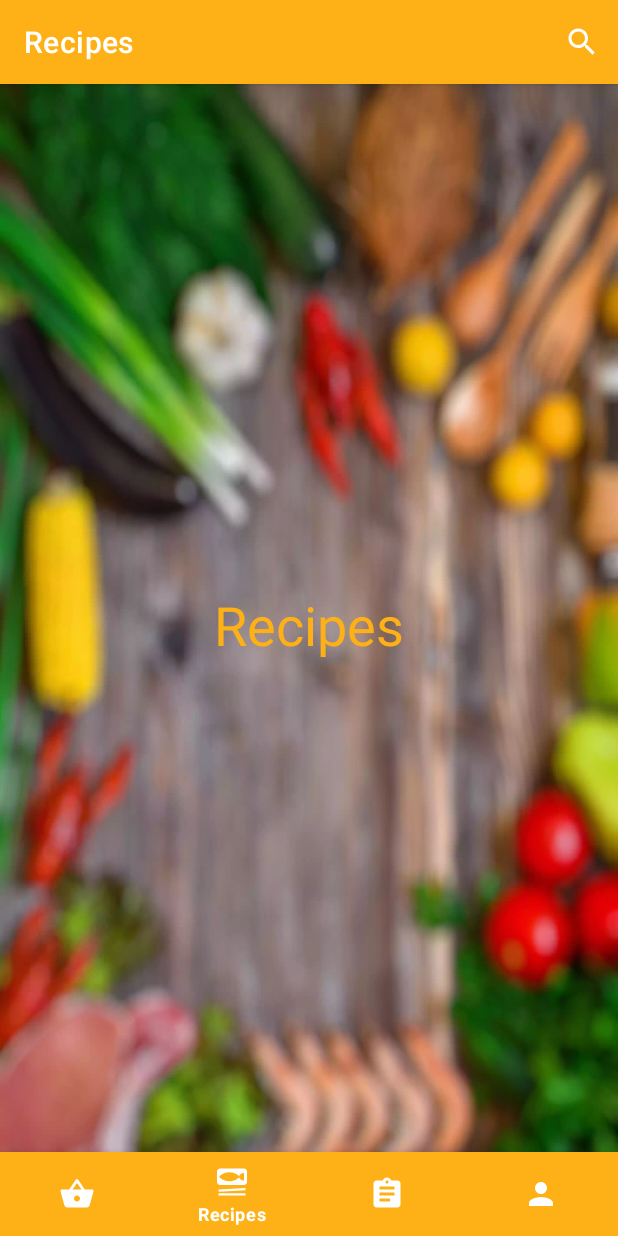
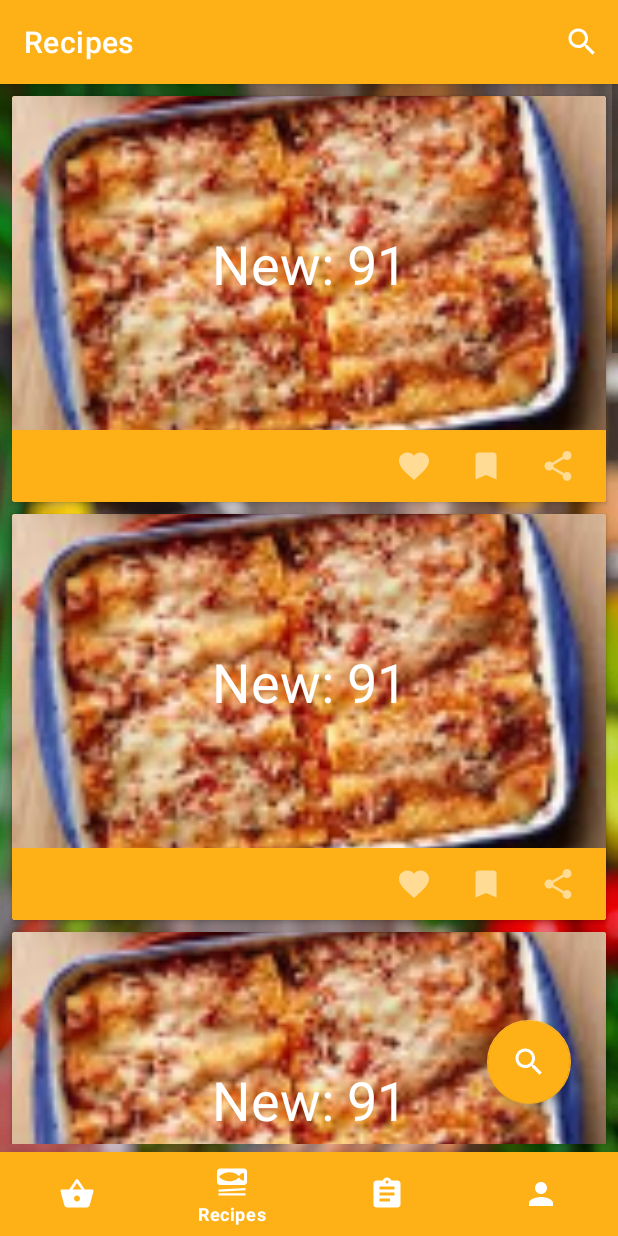
Before and after one commit to sergioezequiel/FoodManager-App, an Android app: the RecipesFragment screen opened through its navigation route, on a phone screen of 412 x 824 dp. Run offline under Robolectric (Android 15) with nearby library versions, the phone set to English and light mode, and no system bars; our stand-ins replace navigation-ui; Roboto replaces fonts that are not available here.

Commit message:
recipes page layout done

```diff
--- a/app/src/main/java/com/foodmanager/adapters/ProductAdapter.java
+++ b/app/src/main/java/com/foodmanager/adapters/ProductAdapter.java
@@ -91,7 +91,6 @@ public class ProductAdapter extends RecyclerView.Adapter<ProductAdapter.ViewHold
 
         holder.productImage.setImageResource(currentItem.getProductImage());
         holder.productName.setText(currentItem.getProductName());
-        holder.productDescription.setText(currentItem.getProductDescription());
     }
 
     @Override
--- a/app/src/main/java/com/foodmanager/models/ProductItem.java
+++ b/app/src/main/java/com/foodmanager/models/ProductItem.java
@@ -22,8 +22,4 @@ public class ProductItem {
         return productName;
     }
 
-    public String getProductDescription() {
-        return productDescription;
-    }
-
 }
--- a/app/src/main/java/com/foodmanager/models/RecipeItem.java
+++ b/app/src/main/java/com/foodmanager/models/RecipeItem.java
@@ -2,24 +2,22 @@ package com.foodmanager.models;
 
 public class RecipeItem {
 
-    private int productImage;
-    private String productName;
-    private String productDescription;
+    private int recipeImage;
+    private String recipeName;
 
     //todo: tentar fazer para ir buscar a data calcular a data que expira se tiver perto de expirar para mudar a cor de lado consuante a se o produto ta bom ou nao
 
-    public RecipeItem(int productImage, String productName, String productDescription) {
-        this.productImage = productImage;
-        this.productName = productName;
-        this.productDescription = productDescription;
+    public RecipeItem(int recipeImage, String recipeName) {
+        this.recipeImage = recipeImage;
+        this.recipeName = recipeName;
     }
 
-    public int getProductImage() {
-        return productImage;
+    public int getRecipeImage() {
+        return recipeImage;
     }
 
-    public String getProductName() {
-        return productName;
+    public String getRecipeName() {
+        return recipeName;
     }
 
 }
--- a/app/src/main/java/com/foodmanager/views/RecipesFragment.java
+++ b/app/src/main/java/com/foodmanager/views/RecipesFragment.java
@@ -10,6 +10,7 @@ import android.view.ViewGroup;
 import android.widget.AutoCompleteTextView;
 
 import androidx.annotation.NonNull;
+import androidx.annotation.Nullable;
 import androidx.appcompat.widget.SearchView;
 import androidx.fragment.app.Fragment;
 import androidx.recyclerview.widget.ItemTouchHelper;
@@ -42,8 +43,17 @@ public class RecipesFragment extends Fragment {
                              ViewGroup container, Bundle savedInstanceState) {
         setHasOptionsMenu(true);
         View root = inflater.inflate(R.layout.fragment_recipes, container, false);
+        return root;
+    }
 
-        return root;
+
+    @Override
+    public void onViewCreated(@NonNull View view, @Nullable Bundle savedInstanceState) {
+        super.onViewCreated(view, savedInstanceState);
+
+        inventoryRecyclerView = view.findViewById(R.id.recipeRecyclerView);
+
+        prepareRecyclerView();
     }
 
     //Funcao para criar um menu de search
@@ -78,7 +88,7 @@ public class RecipesFragment extends Fragment {
 
         for (int i = 0; i < 10; i++) {
             final int random = new Random().nextInt(26) + 75;
-            inventoryItems.add(0, new ProductItem(R.drawable.ic_baseline_add_24, "New: " + random, "Description: ---"));
+            inventoryItems.add(0, new RecipeItem(R.drawable.tumb, "New: " + random));
         }
 
         inventoryRecyclerView.setHasFixedSize(true);
--- a/app/src/main/res/layout/fragment_recipes.xml
+++ b/app/src/main/res/layout/fragment_recipes.xml
@@ -6,20 +6,23 @@
     android:layout_width="match_parent"
     android:layout_height="match_parent">
 
-    <TextView
-        android:id="@+id/text_home"
+    <androidx.recyclerview.widget.RecyclerView
+        android:id="@+id/recipeRecyclerView"
         android:layout_width="match_parent"
+        android:layout_height="match_parent"
+        android:scrollbars="vertical"
+        android:paddingBottom="5dp"/>
+
+    <com.google.android.material.floatingactionbutton.FloatingActionButton
+        android:id="@+id/floatingActionButton"
+        android:layout_width="wrap_content"
         android:layout_height="wrap_content"
-        android:layout_marginStart="8dp"
-        android:layout_marginTop="8dp"
-        android:layout_marginEnd="8dp"
-        android:text="Recipes"
-        android:textAlignment="center"
-        android:textColor="@color/nivel6"
-        android:textSize="36sp"
+        android:layout_marginBottom="32dp"
+        android:clickable="true"
         app:layout_constraintBottom_toBottomOf="parent"
         app:layout_constraintEnd_toEndOf="parent"
+        app:layout_constraintHorizontal_bias="0.912"
         app:layout_constraintStart_toStartOf="parent"
-        app:layout_constraintTop_toTopOf="parent" />
+        app:srcCompat="@drawable/ic_baseline_search_24" />
 
 </androidx.constraintlayout.widget.ConstraintLayout>
--- a/app/src/main/res/layout/recipes_item.xml
+++ b/app/src/main/res/layout/recipes_item.xml
@@ -17,7 +17,7 @@
         android:layout_height="wrap_content">
 
         <ImageView
-            android:id="@+id/media_image"
+            android:id="@+id/recipe_image"
             android:layout_width="0dp"
             android:layout_height="0dp"
             android:scaleType="centerCrop"
@@ -30,15 +30,16 @@
             app:layout_constraintVertical_chainStyle="packed" />
 
         <TextView
+            android:id="@+id/recipe_name"
             android:layout_width="wrap_content"
             android:layout_height="wrap_content"
             android:text="Recipe Title"
             android:textColor="@color/white"
             android:textSize="36sp"
-            app:layout_constraintBottom_toBottomOf="@+id/media_image"
-            app:layout_constraintEnd_toEndOf="@+id/media_image"
-            app:layout_constraintStart_toStartOf="@+id/media_image"
-            app:layout_constraintTop_toTopOf="@+id/media_image" />
+            app:layout_constraintBottom_toBottomOf="@+id/recipe_image"
+            app:layout_constraintEnd_toEndOf="@+id/recipe_image"
+            app:layout_constraintStart_toStartOf="@+id/recipe_image"
+            app:layout_constraintTop_toTopOf="@+id/recipe_image" />
 
         <ImageButton
             android:id="@+id/favorite_button"
@@ -71,7 +72,7 @@
             android:padding="12dp"
             android:tint="@color/white"
             app:srcCompat="@drawable/ic_share_black_24dp"
-            app:layout_constraintTop_toBottomOf="@+id/media_image"
+            app:layout_constraintTop_toBottomOf="@+id/recipe_image"
             app:layout_constraintEnd_toEndOf="parent"
             app:layout_constraintBottom_toBottomOf="parent" />
 
```
Also changed, not shown: app/src/main/java/com/foodmanager/adapters/RecipeAdapter.java (+7 -25 lines), app/src/main/res/layout/alert_dialog_edit_inventory_body.xml (+98 -8 lines), app/src/main/res/drawable-xxhdpi/tumb.jpg (added).
